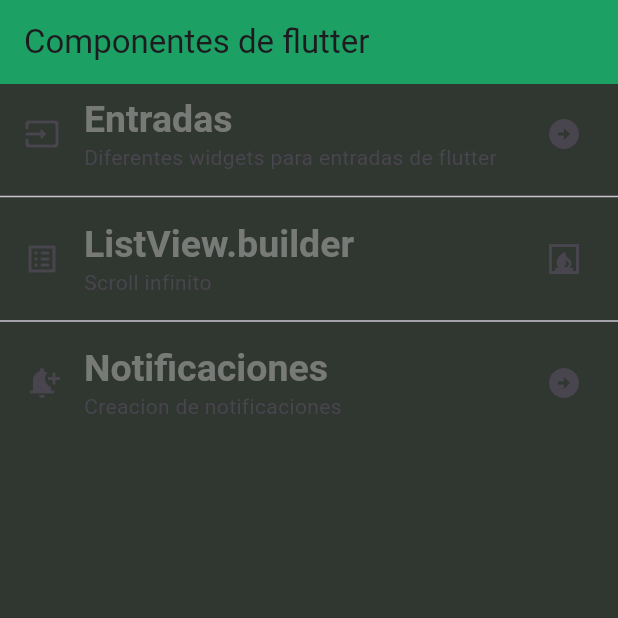
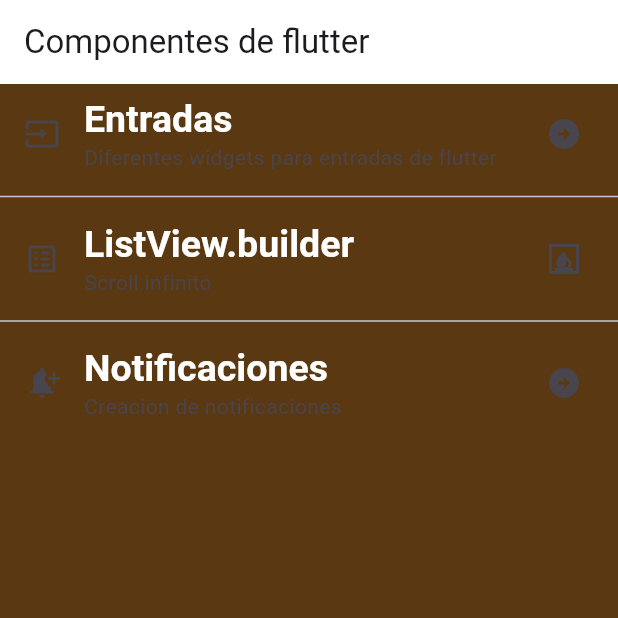
Before and after one commit to TheRipper284/componentes_flutter5c, a Flutter app: the screen it shows after launch, on a phone screen of 412 x 824 dp, the top half of it. Run offline on Flutter 3.47's test engine with Material 3 defaults, Android fonts, the phone set to English and light mode, and no system bars.

Commit message:
Refactoring and creating the  AppTheme class

```diff
--- a/lib/main_app.dart
+++ b/lib/main_app.dart
@@ -1,5 +1,6 @@
 import 'package:flutter/material.dart';
-import 'package:practica3_5c/home_screen.dart';
+import 'package:practica3_5c/screens/home_screen.dart';
+import 'package:practica3_5c/theme/app_theme.dart';
 
 class MainApp extends StatelessWidget {
   const MainApp({super.key});
@@ -9,19 +10,7 @@ class MainApp extends StatelessWidget {
     return MaterialApp(
       debugShowCheckedModeBanner: false,
       home: const HomeScreen(),
-      theme: ThemeData(
-        scaffoldBackgroundColor: Color.fromARGB(255, 48, 54, 48),
-        appBarTheme: const AppBarTheme(color: Color.fromARGB(153, 17, 231, 135),),
-        textTheme: const TextTheme(
-          headlineLarge: TextStyle(
-            color: Color.fromARGB(153, 168, 168, 168),
-            fontSize: 25.0,
-            fontWeight: FontWeight.bold,
-            fontFamily: 'sans-serif',
-          ),
-        )
-      ),
-
+      theme: AppTheme.lightTheme,
     );
   }
 }
--- /dev/null
+++ b/lib/theme/app_theme.dart
@@ -0,0 +1,22 @@
+
+import 'package:flutter/material.dart';
+
+class AppTheme{
+  //Declaraciones de color
+  static const primaryColor = Color.fromARGB(255, 255, 255, 255);
+  static const backColor = Color.fromARGB(255, 90, 56, 17);
+
+  //Declaraciones de tema claro
+  static final ThemeData lightTheme = ThemeData.light().copyWith(
+    scaffoldBackgroundColor: backColor,
+        appBarTheme: const AppBarTheme(color: primaryColor),
+        textTheme: const TextTheme(
+          headlineLarge: TextStyle(
+            color: primaryColor,
+            fontSize: 25.0,
+            fontWeight: FontWeight.bold,
+            fontFamily: 'sans-serif',
+          ),
+        )
+  );
+}
```
Also changed, not shown: lib/screens/home_screen.dart (renamed from lib/home_screen.dart).
